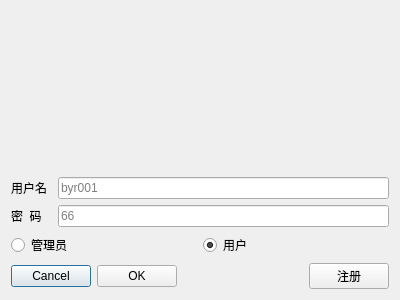
Huangruopeng/LearningForum-Cpp, file CppWork/LearningForum/EnterWin.ui: the form before one commit.
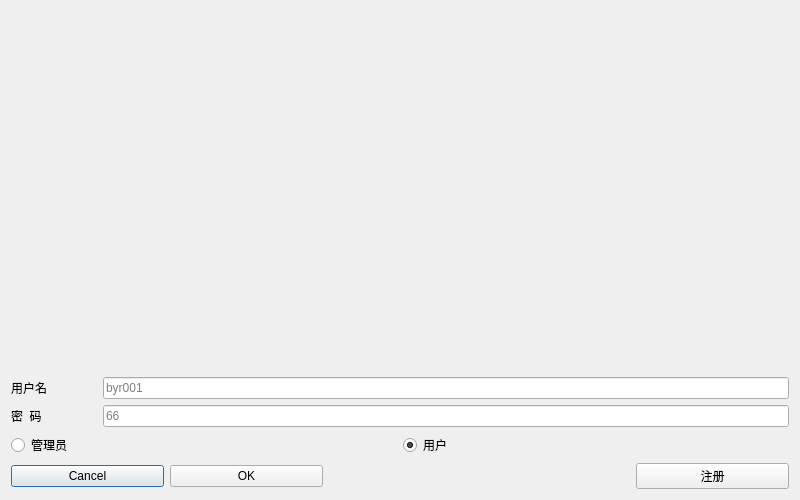
The form after the commit. Icons and pictures are not drawn.

Patch:
```diff
--- a/CppWork/LearningForum/EnterWin.ui
+++ b/CppWork/LearningForum/EnterWin.ui
@@ -6,10 +6,16 @@
    <rect>
     <x>0</x>
     <y>0</y>
-    <width>400</width>
-    <height>300</height>
+    <width>800</width>
+    <height>500</height>
    </rect>
   </property>
+  <property name="minimumSize">
+   <size>
+    <width>800</width>
+    <height>500</height>
+   </size>
+  </property>
   <property name="windowTitle">
    <string>Dialog</string>
   </property>
```
